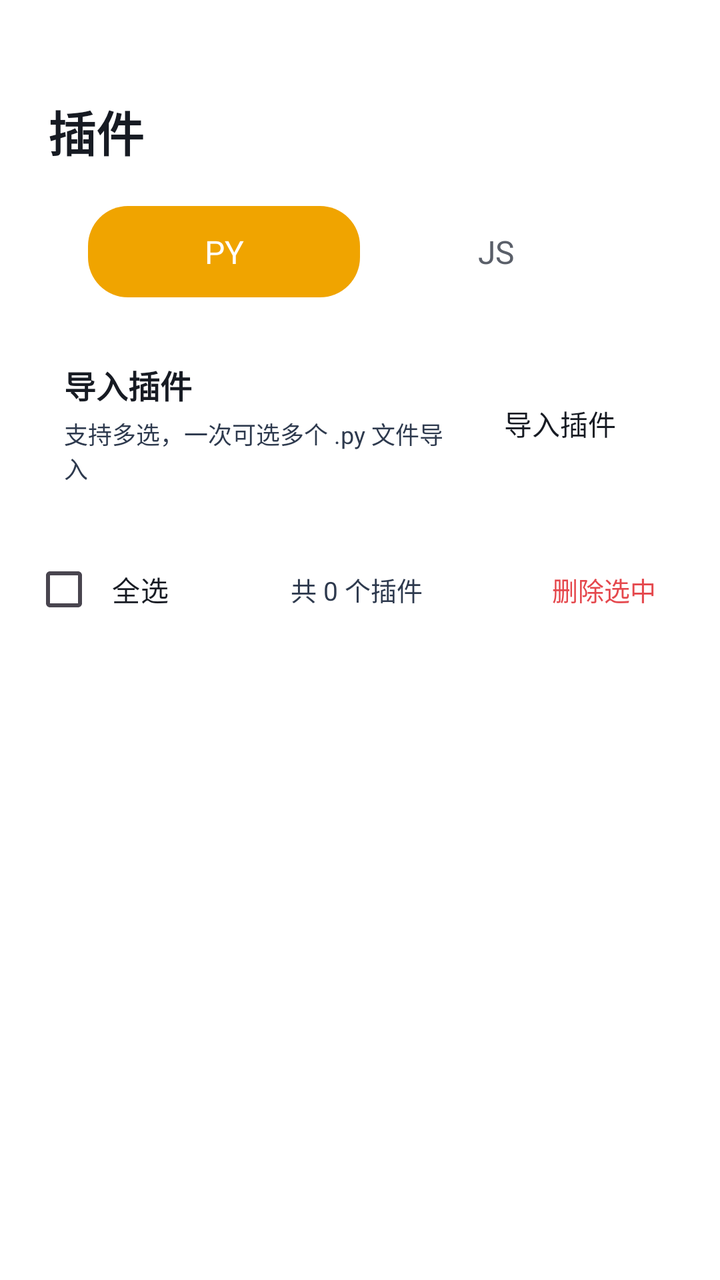
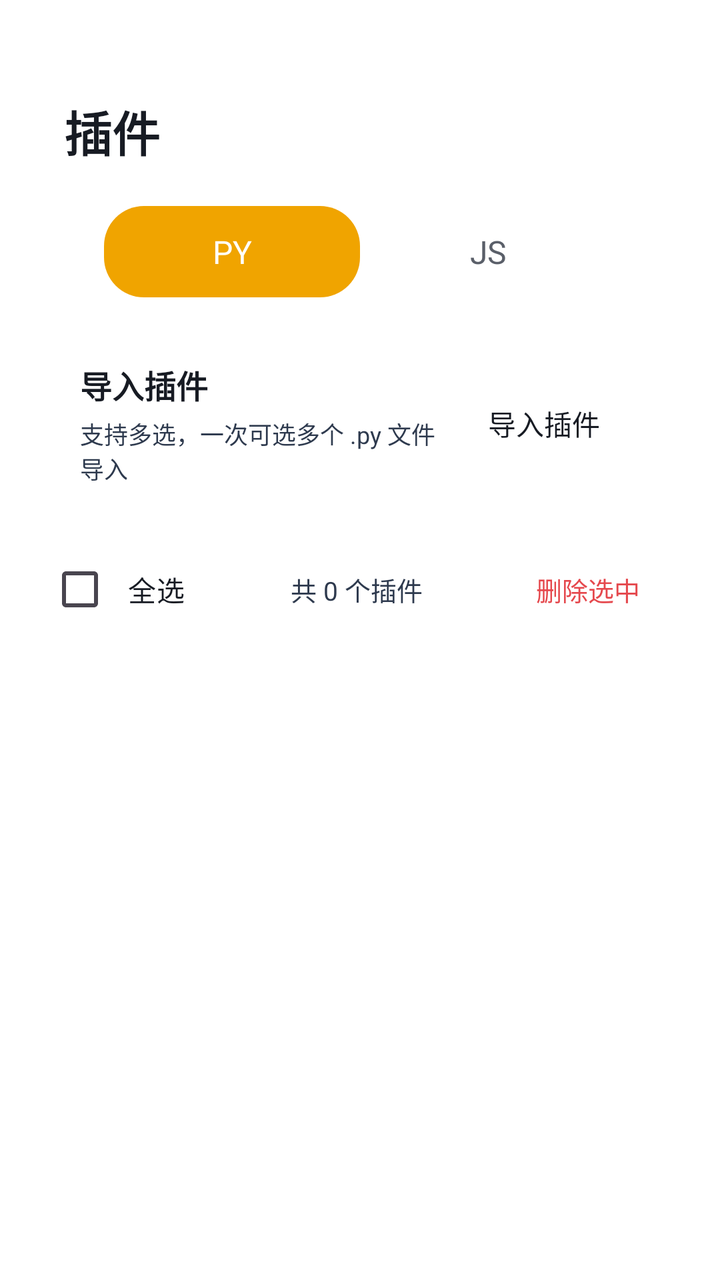

Two renders of the same Android screen: before a commit and after it. Below are the layout's source before the change and the commit's diff.
<!-- AndroidManifest.xml: another module's application theme Theme.App -->
<!-- res/layout/activity_plugin.xml -->
<?xml version="1.0" encoding="utf-8"?>
<LinearLayout xmlns:android="http://schemas.android.com/apk/res/android"
    android:layout_width="match_parent"
    android:layout_height="match_parent"
    android:fitsSystemWindows="true"
    android:orientation="vertical"
    android:paddingLeft="16dp"
    android:paddingRight="16dp"
    android:paddingTop="48dp"
    android:paddingBottom="16dp">

        <LinearLayout
            android:layout_width="wrap_content"
            android:layout_height="wrap_content"
            android:orientation="horizontal"
            android:gravity="center_vertical"
            android:layout_marginBottom="16dp">
            <TextView
                android:layout_width="wrap_content"
                android:layout_height="wrap_content"
                android:text="插件"
                android:textColor="#171B23"
                android:textSize="24sp"
                android:textStyle="bold"
                android:layout_marginStart="8dp" />
        </LinearLayout>

        <LinearLayout
            android:layout_width="match_parent"
            android:layout_height="wrap_content"
            android:background="@drawable/xc_setcard_v2"
            android:orientation="horizontal"
            android:padding="4dp"
            android:layout_marginStart="24dp"
            android:layout_marginEnd="24dp"
            android:layout_marginBottom="12dp">
            <TextView
                android:id="@+id/tab_py"
                android:layout_width="0dp"
                android:layout_height="wrap_content"
                android:layout_weight="1"
                android:gravity="center"
                android:padding="12dp"
                android:text="PY"
                android:textSize="16sp"
                android:background="@drawable/seg_selected"
                android:textColor="#FFFFFF" />
            <TextView
                android:id="@+id/tab_js"
                android:layout_width="0dp"
                android:layout_height="wrap_content"
                android:layout_weight="1"
                android:gravity="center"
                android:padding="12dp"
                android:text="JS"
                android:textSize="16sp"
                android:textColor="#5A5F69" />
        </LinearLayout>

        <LinearLayout
            android:layout_width="match_parent"
            android:layout_height="wrap_content"
            android:background="@drawable/xc_setcard_v2"
            android:orientation="horizontal"
            android:gravity="center_vertical"
            android:padding="16dp"
            android:layout_marginBottom="12dp">
            <LinearLayout
                android:layout_width="0dp"
                android:layout_height="wrap_content"
                android:layout_weight="1"
                android:orientation="vertical">
                <TextView
                    android:layout_width="wrap_content"
                    android:layout_height="wrap_content"
                    android:text="导入插件"
                    android:textColor="#171B23"
                    android:textSize="16sp"
                    android:textStyle="bold" />
                <TextView
                    android:layout_width="wrap_content"
                    android:layout_height="wrap_content"
                    android:text="支持多选，一次可选多个 .py 文件导入"
                    android:textColor="#2E3A4E"
                    android:textSize="12sp"
                    android:layout_marginTop="4dp" />
            </LinearLayout>
            <TextView
                android:id="@+id/btn_import"
                android:layout_width="wrap_content"
                android:layout_height="wrap_content"
                android:background="@drawable/xc_setcard_v2"
                android:paddingLeft="20dp"
                android:paddingRight="20dp"
                android:paddingTop="10dp"
                android:paddingBottom="10dp"
                android:text="导入插件"
                android:textColor="#171B23"
                android:textSize="14sp" />
        </LinearLayout>

        <LinearLayout
            android:layout_width="match_parent"
            android:layout_height="wrap_content"
            android:orientation="horizontal"
            android:gravity="center_vertical"
            android:layout_marginBottom="8dp">
            <CheckBox
                android:id="@+id/cb_select_all"
                android:layout_width="wrap_content"
                android:layout_height="wrap_content"
                android:text="全选"
                android:textColor="#171B23"
                android:textSize="14sp"  android:background="@drawable/xc_setcard_v2" android:paddingLeft="8dp" android:paddingRight="12dp" android:paddingTop="6dp" android:paddingBottom="6dp" />
            <TextView
                android:id="@+id/tv_count"
                android:layout_width="0dp"
                android:layout_height="wrap_content"
                android:layout_weight="1"
                android:gravity="center"
                android:text="共 0 个插件"
                android:textColor="#2E3A4E"
                android:textSize="13sp" />
            <TextView
                android:id="@+id/btn_delete_selected"
                android:layout_width="wrap_content"
                android:layout_height="wrap_content"
                android:background="@drawable/xc_setcard_v2"
                android:paddingLeft="16dp"
                android:paddingRight="16dp"
                android:paddingTop="8dp"
                android:paddingBottom="8dp"
                android:text="删除选中"
                android:textColor="#E5484D"
                android:textSize="13sp" />
        </LinearLayout>

        <androidx.recyclerview.widget.RecyclerView
            android:id="@+id/rv_plugins"
            android:layout_width="match_parent"
            android:layout_height="0dp"
            android:layout_weight="1"
            android:clipToPadding="false"
            android:paddingBottom="16dp" />
</LinearLayout>
<!-- resources referenced by this layout -->
<resources>
  <!-- drawable seg_selected (drawable) -->
  <?xml version="1.0" encoding="utf-8"?>
  <shape xmlns:android="http://schemas.android.com/apk/res/android" android:shape="rectangle">
  <corners android:radius="20dp"/>
  <solid android:color="#f0a400"/>
  </shape>
  <!-- drawable xc_setcard_v2 (drawable) -->
  <?xml version="1.0" encoding="utf-8"?>
  <shape xmlns:android="http://schemas.android.com/apk/res/android" android:shape="rectangle">
      <corners android:radius="10dp" />
      <solid android:color="#57FFFFFF" />
      <stroke android:width="1dp" android:color="#61FFFFFF" />
  </shape>
  <style name="Theme.App" parent="Theme.XingChen">
          <item name="android:windowDisablePreview">true</item>
      </style>
  <style name="Theme.XingChen" parent="Theme.Material3.DayNight.NoActionBar">
          <item name="android:windowBackground">@android:color/transparent</item>
                <item name="android:colorBackground">@android:color/transparent</item>
          <item name="colorPrimary">#f0a400</item>
          <item name="colorPrimaryVariant">#c07f00</item>
          <item name="colorOnPrimary">@android:color/white</item>
      </style>
</resources>

<!-- the commit's change to res/layout/activity_plugin.xml (unified diff, before → after) -->
@@ -4,8 +4,8 @@
     android:layout_height="match_parent"
     android:fitsSystemWindows="true"
     android:orientation="vertical"
-    android:paddingLeft="16dp"
-    android:paddingRight="16dp"
+    android:paddingLeft="24dp"
+    android:paddingRight="24dp"
     android:paddingTop="48dp"
     android:paddingBottom="16dp">
 
